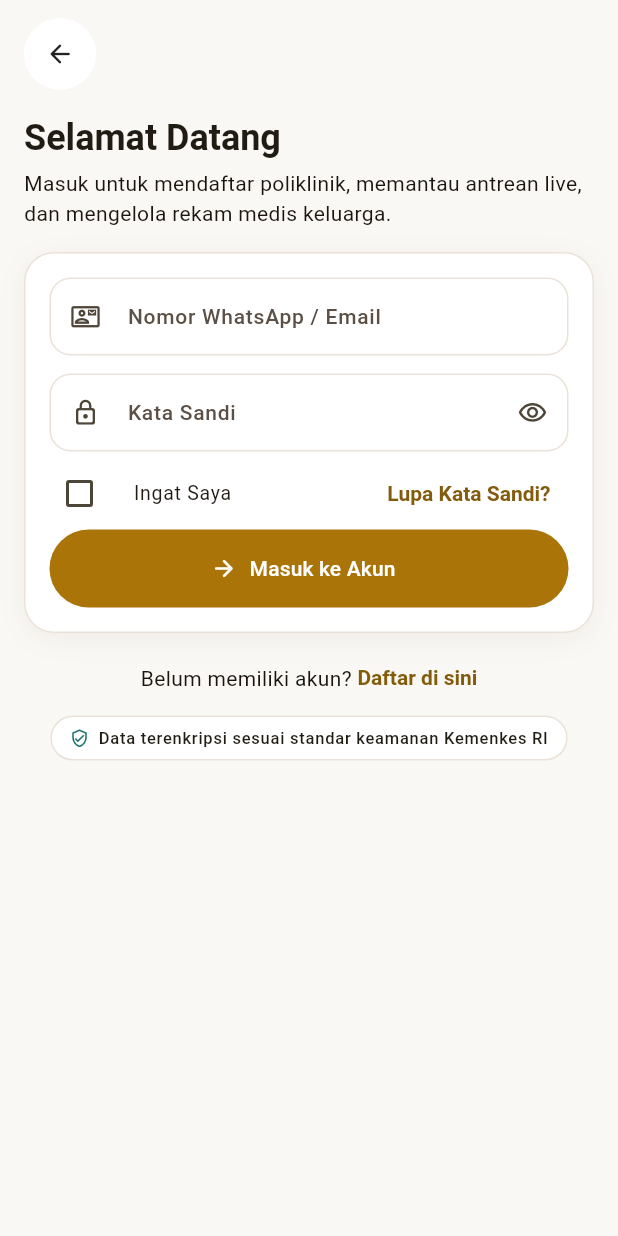
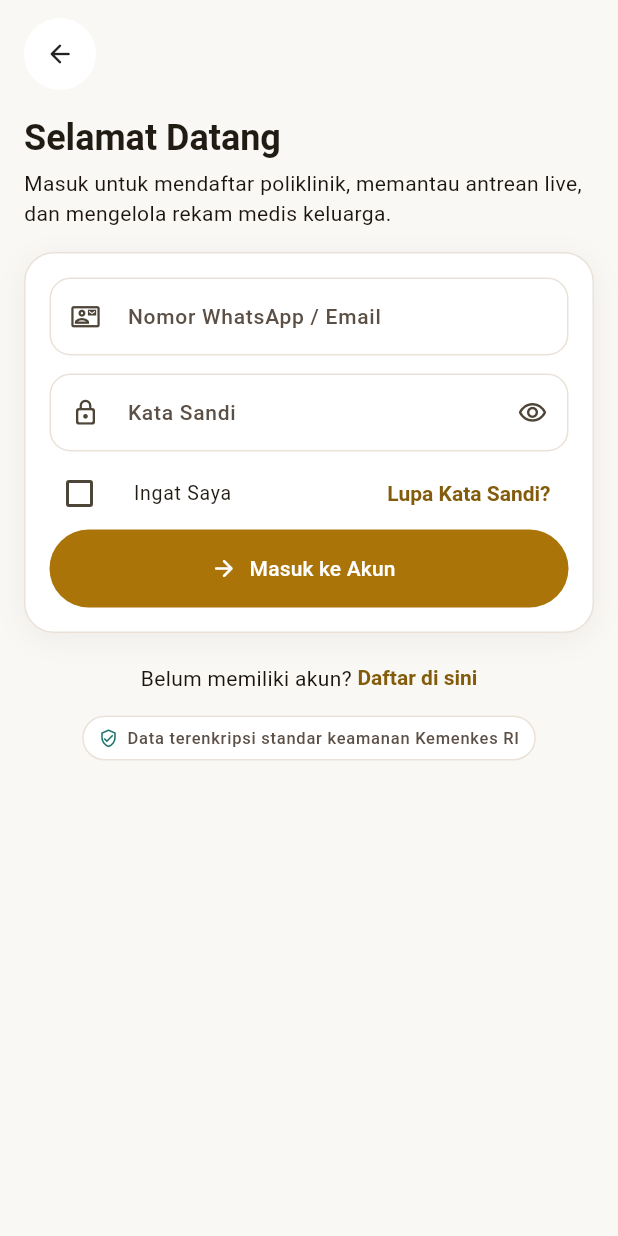
Before and after one commit to danisetiawan31/sijapin_mobile, a Flutter app: the screen it shows after launch, after a tap on "Masuk", on a phone screen of 412 x 824 dp. Run offline on Flutter 3.47's test engine with Material 3 defaults, Android fonts, the phone set to English and light mode, and no system bars; our stand-ins replace cookie_jar, dio, dio_cookie_manager, flutter_riverpod, flutter_secure_storage, go_router and 3 more; accounts and stored records are empty; Roboto replaces fonts that are missing (Plus Jakarta Sans).

Commit message:
fix(auth): prevent overflow on security badge and replace raw shadow color

```diff
--- a/lib/features/auth/presentation/views/login_view.dart
+++ b/lib/features/auth/presentation/views/login_view.dart
@@ -2,6 +2,7 @@ import 'package:flutter/material.dart';
 import 'package:flutter_riverpod/flutter_riverpod.dart';
 import 'package:go_router/go_router.dart';
 
+import '../../../../core/theme/app_colors.dart';
 import '../controllers/auth_controller.dart';
 import '../widgets/auth_widgets.dart';
 
@@ -117,7 +118,7 @@ class _LoginViewState extends ConsumerState<LoginView> {
                               children: [
                                 Expanded(
                                   child: Material(
-                                    color: Colors.transparent,
+                                    color: AppColors.transparent,
                                     child: CheckboxListTile(
                                       value: _rememberMe,
                                       onChanged: (value) => setState(
@@ -181,7 +182,7 @@ class _LoginViewState extends ConsumerState<LoginView> {
                     const SizedBox(height: 15),
                     const Center(
                       child: AuthSecurityBadge(
-                        text: 'Data terenkripsi sesuai standar keamanan Kemenkes RI',
+                        text: 'Data terenkripsi standar keamanan Kemenkes RI',
                       ),
                     ),
                   ],
--- a/lib/features/auth/presentation/views/register_view.dart
+++ b/lib/features/auth/presentation/views/register_view.dart
@@ -295,7 +295,7 @@ class _RegisterViewState extends ConsumerState<RegisterView> {
                             ),
                             const SizedBox(height: 8),
                             Material(
-                              color: Colors.transparent,
+                              color: AppColors.transparent,
                               child: CheckboxListTile(
                                 value: _agreement,
                                 onChanged: (value) =>
@@ -354,7 +354,7 @@ class _RegisterViewState extends ConsumerState<RegisterView> {
                     const SizedBox(height: 9),
                     const Center(
                       child: AuthSecurityBadge(
-                        text: 'Data pribadi terlindungi sesuai UU PDP & Kemenkes RI',
+                        text: 'Data terlindungi sesuai UU PDP & Kemenkes RI',
                       ),
                     ),
                   ],
--- a/lib/features/auth/presentation/widgets/auth_widgets.dart
+++ b/lib/features/auth/presentation/widgets/auth_widgets.dart
@@ -158,7 +158,7 @@ class AuthPrimaryButton extends StatelessWidget {
                 dimension: 18,
                 child: CircularProgressIndicator(
                   strokeWidth: 2,
-                  color: Colors.white,
+                  color: AppColors.white,
                 ),
               )
             : Icon(icon),
@@ -176,7 +176,7 @@ class AuthSecurityBadge extends StatelessWidget {
   @override
   Widget build(BuildContext context) {
     return Container(
-      padding: const EdgeInsets.symmetric(horizontal: 12, vertical: 6),
+      padding: const EdgeInsets.symmetric(horizontal: 10, vertical: 6),
       decoration: BoxDecoration(
         color: AppColors.surfaceCard,
         borderRadius: BorderRadius.circular(999),
@@ -191,7 +191,16 @@ class AuthSecurityBadge extends StatelessWidget {
             color: AppColors.clinicalTeal,
           ),
           const SizedBox(width: 6),
-          Text(text, style: Theme.of(context).textTheme.labelSmall),
+          Flexible(
+            child: Text(
+              text,
+              style: Theme.of(context).textTheme.labelSmall?.copyWith(
+                    color: AppColors.textSecondary,
+                  ),
+              maxLines: 1,
+              overflow: TextOverflow.ellipsis,
+            ),
+          ),
         ],
       ),
     );
@@ -212,11 +221,11 @@ class AuthFormCard extends StatelessWidget {
         color: AppColors.surfaceCard,
         borderRadius: BorderRadius.circular(20),
         border: Border.all(color: AppColors.borderSubtle),
-        boxShadow: const [
+        boxShadow: [
           BoxShadow(
-            color: Color.fromRGBO(73, 51, 6, 0.06),
+            color: AppColors.brandDarkEspresso.withValues(alpha: 0.06),
             blurRadius: 16,
-            offset: Offset(0, 4),
+            offset: const Offset(0, 4),
           ),
         ],
       ),
```
